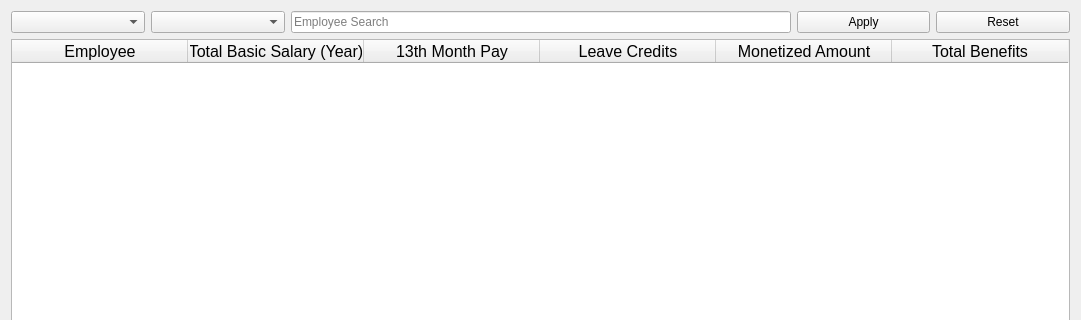
Qt form UI/Dialogs/year-end_benefits.ui (Justin-Kuchmy/JustPay_App) before a commit; both pictures show x 0 to 1081 and y 0 to 320 of the 1081 by 514 pixel window.
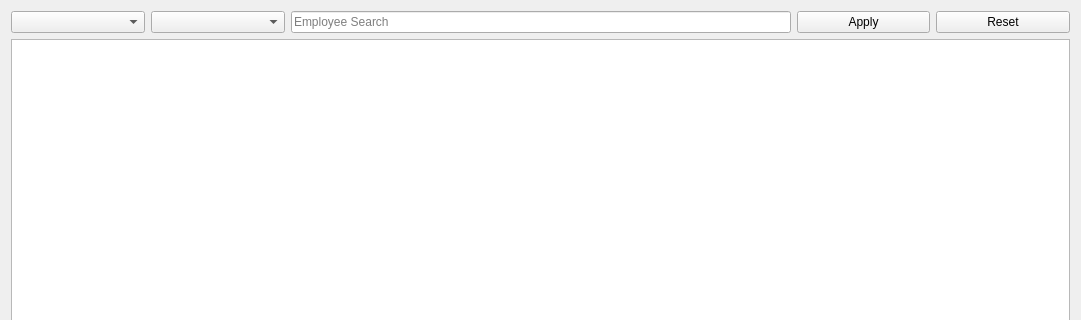
The same form after that commit.

What changed in the file:
```diff
--- a/UI/Dialogs/year-end_benefits.ui
+++ b/UI/Dialogs/year-end_benefits.ui
@@ -71,7 +71,7 @@
       </layout>
      </item>
      <item>
-      <widget class="QTableWidget" name="tableWidget">
+      <widget class="QTableView" name="yearEndTableView">
        <property name="sizePolicy">
         <sizepolicy hsizetype="Expanding" vsizetype="Expanding">
          <horstretch>0</horstretch>
@@ -92,75 +92,15 @@
        <property name="lineWidth">
         <number>0</number>
        </property>
-       <attribute name="horizontalHeaderVisible">
-        <bool>true</bool>
-       </attribute>
-       <attribute name="horizontalHeaderCascadingSectionResizes">
-        <bool>false</bool>
-       </attribute>
-       <attribute name="horizontalHeaderDefaultSectionSize">
+       <attribute name="horizontalHeaderMinimumSectionSize">
         <number>176</number>
        </attribute>
-       <column>
-        <property name="text">
-         <string>Employee</string>
-        </property>
-        <property name="font">
-         <font>
-          <pointsize>12</pointsize>
-         </font>
-        </property>
-       </column>
-       <column>
-        <property name="text">
-         <string>Total Basic Salary (Year)</string>
-        </property>
-        <property name="font">
-         <font>
-          <pointsize>12</pointsize>
-         </font>
-        </property>
-       </column>
-       <column>
-        <property name="text">
-         <string>13th Month Pay</string>
-        </property>
-        <property name="font">
-         <font>
-          <pointsize>12</pointsize>
-         </font>
-        </property>
-       </column>
-       <column>
-        <property name="text">
-         <string>Leave Credits</string>
-        </property>
-        <property name="font">
-         <font>
-          <pointsize>12</pointsize>
-         </font>
-        </property>
-       </column>
-       <column>
-        <property name="text">
-         <string>Monetized Amount</string>
-        </property>
-        <property name="font">
-         <font>
-          <pointsize>12</pointsize>
-         </font>
-        </property>
-       </column>
-       <column>
-        <property name="text">
-         <string>Total Benefits</string>
-        </property>
-        <property name="font">
-         <font>
-          <pointsize>12</pointsize>
-         </font>
-        </property>
-       </column>
+       <attribute name="horizontalHeaderDefaultSectionSize">
+        <number>49</number>
+       </attribute>
+       <attribute name="horizontalHeaderHighlightSections">
+        <bool>false</bool>
+       </attribute>
       </widget>
      </item>
      <item>
```
